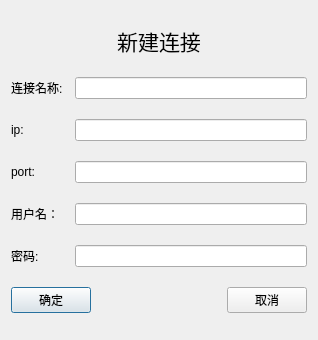
This is createconndialog.ui in wocan23/HoneyBadger as Qt 5 draws it before an edit. The edited form follows.
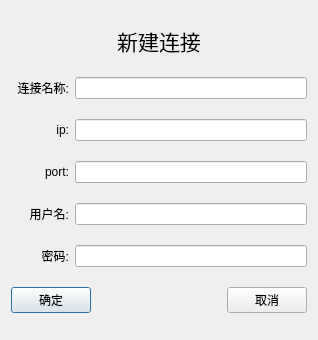
This is the edited form.

Commit message: 修改创建连接方式

Patch:
```diff
--- a/createconndialog.ui
+++ b/createconndialog.ui
@@ -42,6 +42,9 @@
        <property name="text">
         <string>连接名称:</string>
        </property>
+       <property name="alignment">
+        <set>Qt::AlignRight|Qt::AlignTrailing|Qt::AlignVCenter</set>
+       </property>
       </widget>
      </item>
      <item>
@@ -56,6 +59,9 @@
        <property name="text">
         <string>ip:</string>
        </property>
+       <property name="alignment">
+        <set>Qt::AlignRight|Qt::AlignTrailing|Qt::AlignVCenter</set>
+       </property>
       </widget>
      </item>
      <item>
@@ -70,6 +76,9 @@
        <property name="text">
         <string>port:</string>
        </property>
+       <property name="alignment">
+        <set>Qt::AlignRight|Qt::AlignTrailing|Qt::AlignVCenter</set>
+       </property>
       </widget>
      </item>
      <item>
@@ -82,7 +91,10 @@
      <item>
       <widget class="QLabel" name="label_4">
        <property name="text">
-        <string>用户名：</string>
+        <string>用户名:</string>
+       </property>
+       <property name="alignment">
+        <set>Qt::AlignRight|Qt::AlignTrailing|Qt::AlignVCenter</set>
        </property>
       </widget>
      </item>
@@ -98,6 +110,9 @@
        <property name="text">
         <string>密码:</string>
        </property>
+       <property name="alignment">
+        <set>Qt::AlignRight|Qt::AlignTrailing|Qt::AlignVCenter</set>
+       </property>
       </widget>
      </item>
      <item>
```
